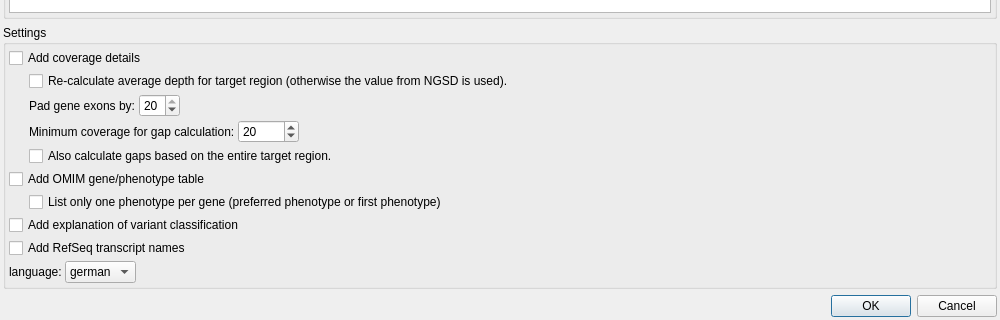
Above: src/GSvar/ReportDialog.ui from imgag/ngs-bits before the change; both pictures show x 0 to 1000 and y 230 to 550 of the 1000 by 550 pixel window. Below: the same form after it.
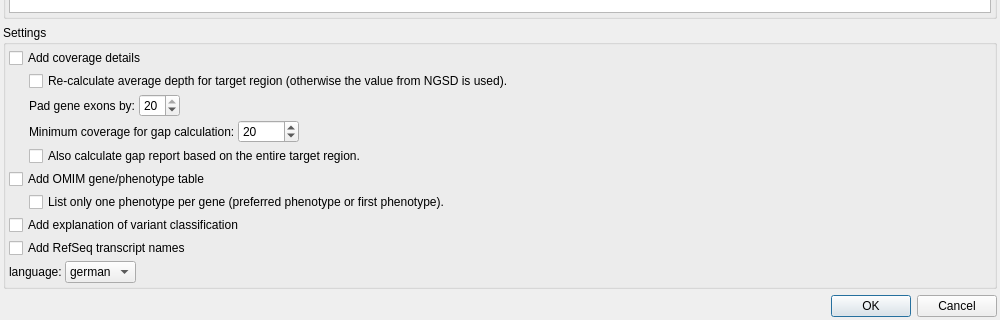
That is the form after the change. Icons and pictures are not drawn.

```diff
--- a/src/GSvar/ReportDialog.ui
+++ b/src/GSvar/ReportDialog.ui
@@ -474,7 +474,7 @@
            <string>&lt;html&gt;&lt;head/&gt;&lt;body&gt;&lt;p&gt;Generate a gap report based on the selected target region in addition to the exon-based gap report.&lt;/p&gt;&lt;p&gt;This option is usefull if the target region is based on entire gene loci only.&lt;/p&gt;&lt;/body&gt;&lt;/html&gt;</string>
           </property>
           <property name="text">
-           <string>Also calculate gaps based on the entire target region.</string>
+           <string>Also calculate gap report based on the entire target region.</string>
           </property>
           <property name="checked">
            <bool>false</bool>
@@ -517,7 +517,7 @@
            <string>Note: This option can be very slow for large target regions!</string>
           </property>
           <property name="text">
-           <string>List only one phenotype per gene (preferred phenotype or first phenotype)</string>
+           <string>List only one phenotype per gene (preferred phenotype or first phenotype).</string>
           </property>
           <property name="checked">
            <bool>false</bool>
```
